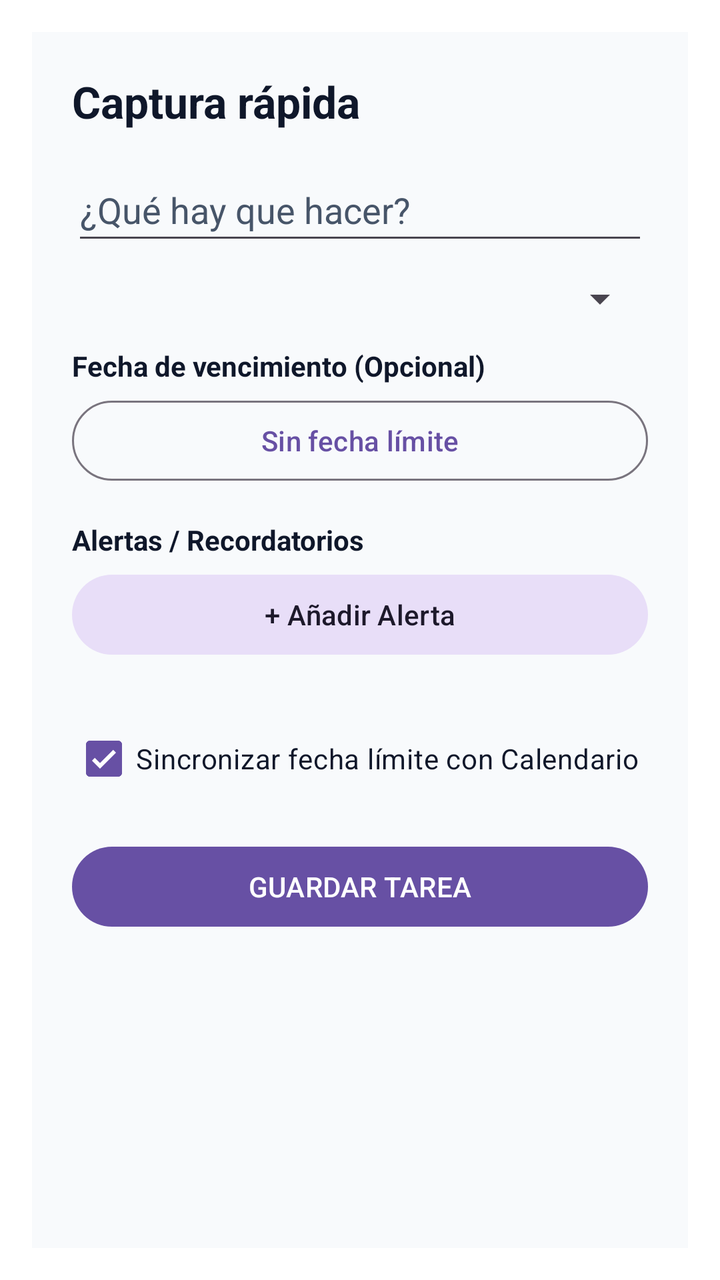
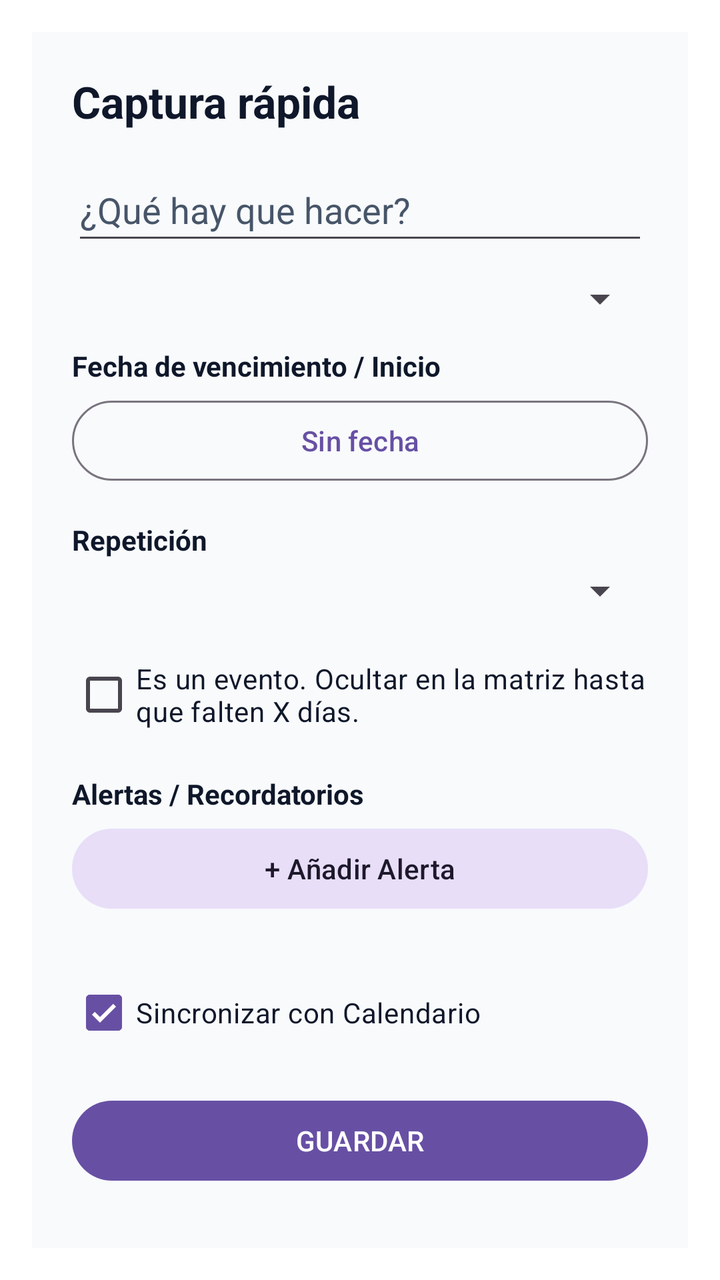

Before-and-after screenshots of an Android layout around one commit, followed by the original layout XML and the change that was made.
<!-- AndroidManifest.xml: activity theme QuickAddTheme -->
<!-- res/layout/activity_quick_add.xml -->
<?xml version="1.0" encoding="utf-8"?>
<ScrollView xmlns:android="http://schemas.android.com/apk/res/android"
    android:layout_width="match_parent"
    android:layout_height="wrap_content"
    android:background="@color/app_background">

    <LinearLayout
        android:layout_width="match_parent"
        android:layout_height="wrap_content"
        android:orientation="vertical"
        android:padding="20dp">

        <RelativeLayout
            android:layout_width="match_parent"
            android:layout_height="wrap_content">
            <TextView
                android:id="@+id/quickTitle"
                android:layout_width="wrap_content"
                android:layout_height="wrap_content"
                android:layout_alignParentStart="true"
                android:layout_centerVertical="true"
                android:text="Captura rápida"
                android:textColor="@color/text_primary"
                android:textSize="22sp"
                android:textStyle="bold" />
            <ImageButton
                android:id="@+id/btnDeleteTask"
                android:layout_width="48dp"
                android:layout_height="48dp"
                android:layout_alignParentEnd="true"
                android:layout_centerVertical="true"
                android:background="?attr/selectableItemBackgroundBorderless"
                android:src="@android:drawable/ic_menu_delete"
                android:visibility="gone" />
        </RelativeLayout>

        <EditText
            android:id="@+id/quickInput"
            android:layout_width="match_parent"
            android:layout_height="wrap_content"
            android:layout_marginTop="14dp"
            android:hint="¿Qué hay que hacer?"
            android:textColorHint="@color/text_secondary"
            android:textColor="@color/text_primary"
            android:inputType="textCapSentences|textMultiLine"
            android:maxLines="3"
            android:minHeight="48dp" />

        <Spinner
            android:id="@+id/quickQuadrant"
            android:layout_width="match_parent"
            android:layout_height="wrap_content"
            android:layout_marginTop="10dp" />

        <TextView
            android:layout_width="match_parent"
            android:layout_height="wrap_content"
            android:layout_marginTop="12dp"
            android:text="Fecha de vencimiento (Opcional)"
            android:textColor="@color/text_primary"
            android:textSize="14sp"
            android:textStyle="bold"/>

        <com.google.android.material.button.MaterialButton
            android:id="@+id/quickDateBtn"
            style="@style/Widget.Material3.Button.OutlinedButton"
            android:layout_width="match_parent"
            android:layout_height="wrap_content"
            android:layout_marginTop="4dp"
            android:text="Sin fecha límite" />

        
        <TextView
            android:layout_width="match_parent"
            android:layout_height="wrap_content"
            android:layout_marginTop="16dp"
            android:text="Alertas / Recordatorios"
            android:textColor="@color/text_primary"
            android:textSize="14sp"
            android:textStyle="bold"/>

        <com.google.android.material.button.MaterialButton
            android:id="@+id/btnAddReminder"
            style="@style/Widget.Material3.Button.TonalButton"
            android:layout_width="match_parent"
            android:layout_height="wrap_content"
            android:layout_marginTop="4dp"
            android:text="+ Añadir Alerta" />

        
        <LinearLayout
            android:id="@+id/containerReminders"
            android:layout_width="match_parent"
            android:layout_height="wrap_content"
            android:layout_marginTop="8dp"
            android:orientation="vertical" />

        <CheckBox
            android:id="@+id/quickCalendarCheck"
            android:layout_width="match_parent"
            android:layout_height="wrap_content"
            android:layout_marginTop="16dp"
            android:checked="true"
            android:textColor="@color/text_primary"
            android:text="Sincronizar fecha límite con Calendario" />

        <Button
            android:id="@+id/quickSave"
            android:layout_width="match_parent"
            android:layout_height="wrap_content"
            android:layout_marginTop="16dp"
            android:text="GUARDAR TAREA" />
    </LinearLayout>
</ScrollView>
<!-- resources referenced by this layout -->
<resources>
  <color name="app_background">#F8FAFC</color>
  <color name="text_primary">#0F172A</color>
  <color name="text_secondary">#475569</color>
  <style name="QuickAddTheme" parent="Theme.Material3.DayNight.Dialog.Alert">
          <item name="android:windowIsTranslucent">true</item>
          <item name="android:windowCloseOnTouchOutside">true</item>
      </style>
</resources>

<!-- the commit's change to res/layout/activity_quick_add.xml (unified diff, before → after) -->
@@ -1,5 +1,6 @@
 <?xml version="1.0" encoding="utf-8"?>
 <ScrollView xmlns:android="http://schemas.android.com/apk/res/android"
+    xmlns:app="http://schemas.android.com/apk/res-auto"
     android:layout_width="match_parent"
     android:layout_height="wrap_content"
     android:background="@color/app_background">
@@ -56,7 +57,7 @@
             android:layout_width="match_parent"
             android:layout_height="wrap_content"
             android:layout_marginTop="12dp"
-            android:text="Fecha de vencimiento (Opcional)"
+            android:text="Fecha de vencimiento / Inicio"
             android:textColor="@color/text_primary"
             android:textSize="14sp"
             android:textStyle="bold"/>
@@ -67,7 +68,78 @@
             android:layout_width="match_parent"
             android:layout_height="wrap_content"
             android:layout_marginTop="4dp"
-            android:text="Sin fecha límite" />
+            android:text="Sin fecha" />
+
+        
+        <TextView
+            android:layout_width="match_parent"
+            android:layout_height="wrap_content"
+            android:layout_marginTop="16dp"
+            android:text="Repetición"
+            android:textColor="@color/text_primary"
+            android:textSize="14sp"
+            android:textStyle="bold"/>
+        <Spinner
+            android:id="@+id/spinnerRecurrence"
+            android:layout_width="match_parent"
+            android:layout_height="wrap_content"
+            android:layout_marginTop="4dp" />
+
+        
+        <CheckBox
+            android:id="@+id/checkIsEvent"
+            android:layout_width="match_parent"
+            android:layout_height="wrap_content"
+            android:layout_marginTop="16dp"
+            android:textColor="@color/text_primary"
+            android:text="Es un evento. Ocultar en la matriz hasta que falten X días." />
+
+        <LinearLayout
+            android:id="@+id/layoutEventOptions"
+            android:layout_width="match_parent"
+            android:layout_height="wrap_content"
+            android:orientation="vertical"
+            android:visibility="gone">
+
+            <TextView
+                android:layout_width="match_parent"
+                android:layout_height="wrap_content"
+                android:layout_marginTop="8dp"
+                android:text="Días de antelación para aparecer en la matriz:"
+                android:textColor="@color/text_secondary"
+                android:textSize="12sp"/>
+            <Spinner
+                android:id="@+id/spinnerAdvanceNotice"
+                android:layout_width="match_parent"
+                android:layout_height="wrap_content"
+                android:layout_marginTop="4dp" />
+
+            <TextView
+                android:layout_width="match_parent"
+                android:layout_height="wrap_content"
+                android:layout_marginTop="8dp"
+                android:text="Aparecer en el cuadrante (antes del evento):"
+                android:textColor="@color/text_secondary"
+                android:textSize="12sp"/>
+            <Spinner
+                android:id="@+id/spinnerQuadrantBefore"
+                android:layout_width="match_parent"
+                android:layout_height="wrap_content"
+                android:layout_marginTop="4dp" />
+
+            <TextView
+                android:layout_width="match_parent"
+                android:layout_height="wrap_content"
+                android:layout_marginTop="8dp"
+                android:text="Mover al cuadrante (el día del evento):"
+                android:textColor="@color/text_secondary"
+                android:textSize="12sp"/>
+            <Spinner
+                android:id="@+id/spinnerQuadrantOnDay"
+                android:layout_width="match_parent"
+                android:layout_height="wrap_content"
+                android:layout_marginTop="4dp" />
+        </LinearLayout>
 
         
         <TextView
@@ -87,7 +159,6 @@
             android:layout_marginTop="4dp"
             android:text="+ Añadir Alerta" />
 
-        
         <LinearLayout
             android:id="@+id/containerReminders"
             android:layout_width="match_parent"
@@ -102,13 +173,13 @@
             android:layout_marginTop="16dp"
             android:checked="true"
             android:textColor="@color/text_primary"
-            android:text="Sincronizar fecha límite con Calendario" />
+            android:text="Sincronizar con Calendario" />
 
         <Button
             android:id="@+id/quickSave"
             android:layout_width="match_parent"
             android:layout_height="wrap_content"
             android:layout_marginTop="16dp"
-            android:text="GUARDAR TAREA" />
+            android:text="GUARDAR" />
     </LinearLayout>
 </ScrollView>
